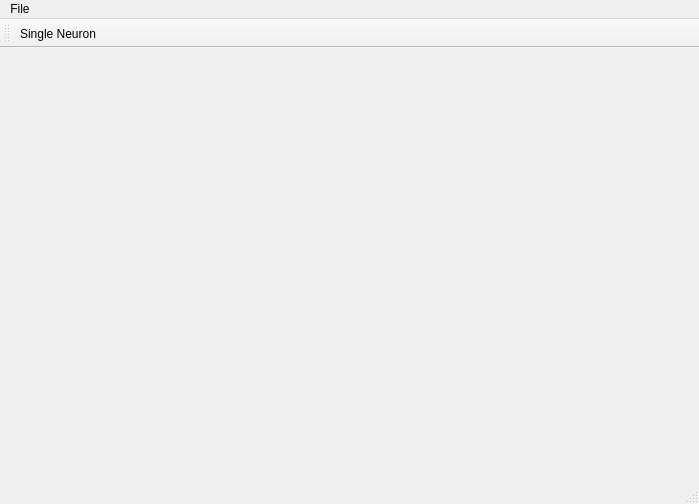
Qt form NeuroEdit/mainwindow.ui (lucksus/neuro_edit) before a commit.
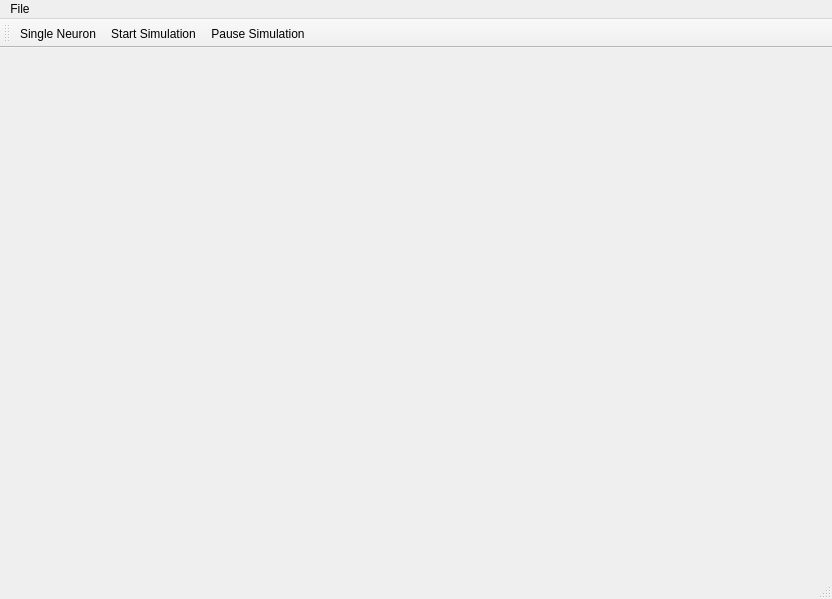
The same form after that commit. Icons and pictures are not drawn.

Patch:
```diff
--- a/NeuroEdit/mainwindow.ui
+++ b/NeuroEdit/mainwindow.ui
@@ -6,8 +6,8 @@
    <rect>
     <x>0</x>
     <y>0</y>
-    <width>699</width>
-    <height>504</height>
+    <width>832</width>
+    <height>599</height>
    </rect>
   </property>
   <property name="windowTitle">
@@ -19,7 +19,7 @@
     <rect>
      <x>0</x>
      <y>0</y>
-     <width>699</width>
+     <width>832</width>
      <height>22</height>
     </rect>
    </property>
@@ -43,6 +43,8 @@
     <bool>false</bool>
    </attribute>
    <addaction name="actionSingle_Neuron"/>
+   <addaction name="actionStart_Simulation"/>
+   <addaction name="actionPause_Simulation"/>
   </widget>
   <widget class="QStatusBar" name="statusBar"/>
   <action name="actionSingle_Neuron">
@@ -79,6 +81,27 @@
     <string>Ctrl+Q</string>
    </property>
   </action>
+  <action name="actionStart_Simulation">
+   <property name="icon">
+    <iconset resource="icons.qrc">
+     <normaloff>:/icons/Resources/play.png</normaloff>:/icons/Resources/play.png</iconset>
+   </property>
+   <property name="text">
+    <string>Start Simulation</string>
+   </property>
+   <property name="shortcut">
+    <string>Ctrl+R</string>
+   </property>
+  </action>
+  <action name="actionPause_Simulation">
+   <property name="icon">
+    <iconset resource="icons.qrc">
+     <normaloff>:/icons/Resources/pause.png</normaloff>:/icons/Resources/pause.png</iconset>
+   </property>
+   <property name="text">
+    <string>Pause Simulation</string>
+   </property>
+  </action>
  </widget>
  <layoutdefault spacing="6" margin="11"/>
  <resources/>
```
Left out of the diff: 8 changed lines with no effect on the pictures.
